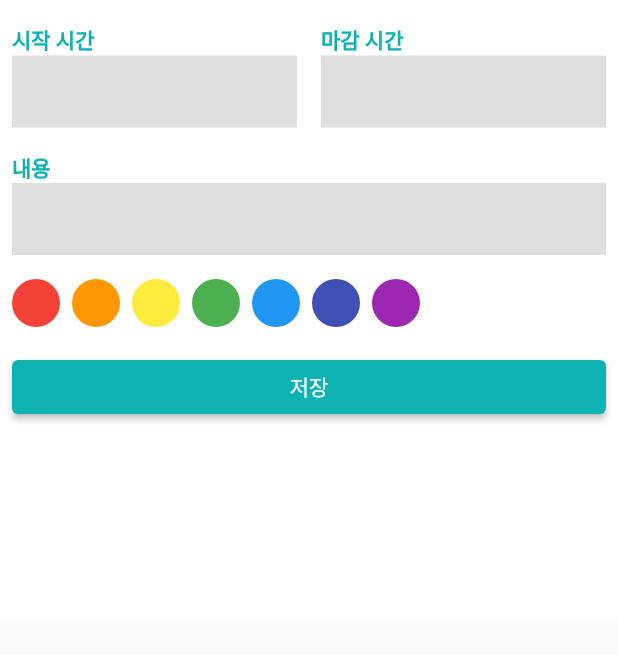
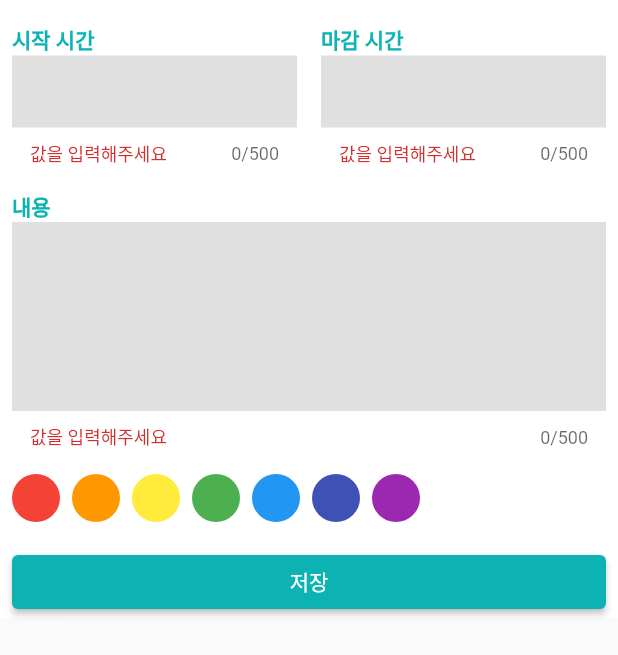
Before and after one commit to idbdyoung/learning-flutter, a Flutter app: the ScheduleBottomSheet widget shown alone on an empty page, opened directly, on a phone screen of 412 x 824 dp. Shown: the top 655 px of the screen. Run offline on Flutter 3.47's test engine with Material 2 defaults, Android fonts, the phone set to English and light mode, and no system bars; our stand-ins replace drift, geolocator, google_maps_flutter, table_calendar; accounts and stored records are empty; generated files the repository leaves out were written again.

Commit message:
텍스트필드 사용법

```diff
--- a/scheduler/lib/component/custom_textfield.dart
+++ b/scheduler/lib/component/custom_textfield.dart
@@ -1,10 +1,16 @@
 import 'package:flutter/material.dart';
+import 'package:flutter/services.dart';
 import 'package:scheduler/const/colors.dart';
 
 class CustomTextField extends StatelessWidget {
   final String label;
+  final bool isTime;
 
-  const CustomTextField({required this.label, super.key});
+  const CustomTextField({
+    required this.isTime,
+    required this.label,
+    super.key,
+  });
 
   @override
   Widget build(BuildContext context) {
@@ -18,15 +24,52 @@ class CustomTextField extends StatelessWidget {
             fontWeight: FontWeight.w600,
           ),
         ),
-        TextField(
-          cursorColor: Colors.grey,
-          decoration: InputDecoration(
-            border: InputBorder.none,
-            filled: true,
-            fillColor: Colors.grey[300],
+        if (isTime) renderTextField(),
+        if (!isTime)
+          Expanded(
+            child: renderTextField(),
           ),
-        ),
       ],
     );
   }
+
+  Widget renderTextField() {
+    return TextFormField(
+      validator: (String? val) {
+        if (val == null || val.isEmpty) {
+
+          return '값을 입력해주세요';
+        }
+
+        if (isTime) {
+          int time = int.parse(val);
+
+          if (time < 0) {
+            return '0 이상의 숫자를 입력해주세요';
+          }
+
+          if (time > 24) {
+            return '24 이하의 숫자를 입력해주세요';
+          }
+        } else {
+          if (val.length > 500) {
+            return '500자 이하의 글자를 입력해주세요.';
+          }
+        }
+
+        return null;
+      },
+      cursorColor: Colors.grey,
+      maxLines: isTime ? 1 : null,
+      expands: !isTime,
+      maxLength: 500,
+      keyboardType: isTime ? TextInputType.number : TextInputType.multiline,
+      inputFormatters: isTime ? [FilteringTextInputFormatter.digitsOnly] : [],
+      decoration: InputDecoration(
+        border: InputBorder.none,
+        filled: true,
+        fillColor: Colors.grey[300],
+      ),
+    );
+  }
 }
--- a/scheduler/lib/component/schedule_bottom_sheet.dart
+++ b/scheduler/lib/component/schedule_bottom_sheet.dart
@@ -2,14 +2,26 @@ import 'package:flutter/material.dart';
 import 'package:scheduler/component/custom_textfield.dart';
 import 'package:scheduler/const/colors.dart';
 
-class ScheduleBottomSheet extends StatelessWidget {
+class ScheduleBottomSheet extends StatefulWidget {
   const ScheduleBottomSheet({super.key});
+
+  @override
+  State<ScheduleBottomSheet> createState() => _ScheduleBottomSheetState();
+}
+
+class _ScheduleBottomSheetState extends State<ScheduleBottomSheet> {
+  final GlobalKey<FormState> formKey = GlobalKey();
 
   @override
   Widget build(BuildContext context) {
     final bottomInset = MediaQuery.of(context).viewInsets.bottom;
 
-    return Container(
+    return GestureDetector(
+      onTap: () {
+        FocusScope.of(context).requestFocus(FocusNode());
+      },
+      child: SafeArea(
+        child: Container(
           height: MediaQuery.of(context).size.height / 2 + bottomInset,
           color: Colors.white,
           child: Padding(
@@ -20,6 +32,9 @@ class ScheduleBottomSheet extends StatelessWidget {
                 right: 8.0,
                 top: 16.0,
               ),
+              child: Form(
+                key: formKey,
+                autovalidateMode: AutovalidateMode.always,
                 child: Column(
                   crossAxisAlignment: CrossAxisAlignment.start,
                   children: [
@@ -29,12 +44,29 @@ class ScheduleBottomSheet extends StatelessWidget {
                     SizedBox(height: 16.0),
                     _ColorPicker(),
                     SizedBox(height: 16.0),
-              _SaveButton(),
+                    _SaveButton(
+                      onPressed: onSavePressed,
+                    ),
                   ],
                 ),
               ),
             ),
+          ),
+        ),
+      ),
     );
+  }
+
+  void onSavePressed() {
+    if (formKey.currentState == null) {
+      return;
+    }
+
+    if (formKey.currentState!.validate()) {
+
+    } else {
+
+    }
   }
 }
 
@@ -47,6 +79,7 @@ class _Time extends StatelessWidget {
       children: [
         Expanded(
           child: CustomTextField(
+            isTime: true,
             label: '시작 시간',
           ),
         ),
@@ -55,6 +88,7 @@ class _Time extends StatelessWidget {
         ),
         Expanded(
           child: CustomTextField(
+            isTime: true,
             label: '마감 시간',
           ),
         ),
@@ -68,8 +102,11 @@ class _Content extends StatelessWidget {
 
   @override
   Widget build(BuildContext context) {
-    return CustomTextField(
+    return Expanded(
+      child: CustomTextField(
+        isTime: false,
         label: '내용',
+      ),
     );
   }
 }
@@ -107,7 +144,9 @@ class _ColorPicker extends StatelessWidget {
 }
 
 class _SaveButton extends StatelessWidget {
-  const _SaveButton({super.key});
+  final VoidCallback onPressed;
+
+  const _SaveButton({required this.onPressed, super.key});
 
   @override
   Widget build(BuildContext context) {
@@ -115,7 +154,7 @@ class _SaveButton extends StatelessWidget {
       children: [
         Expanded(
           child: ElevatedButton(
-            onPressed: () {},
+            onPressed: onPressed,
             style: ElevatedButton.styleFrom(
               backgroundColor: PRIMARY_COLOR,
             ),
```
Also changed, not shown: scheduler/lib/database/drift_database.dart (added, +39 -0 lines), scheduler/lib/main.dart (+25 -0 lines), scheduler/lib/model/category_color.dart (added, +10 -0 lines), scheduler/lib/model/schedule.dart (added, +26 -0 lines), scheduler/lib/database/drift_database.g.dart (added). Lines whose indentation alone changed are shown as unchanged.
